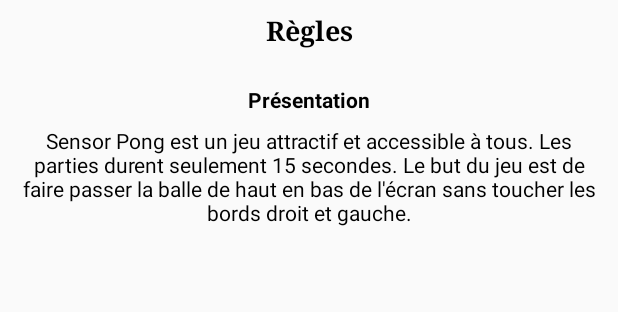
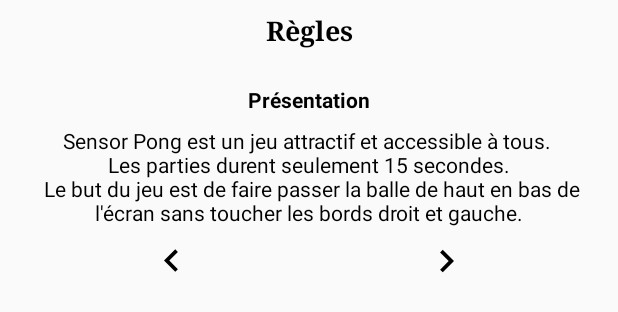
Before and after one commit to vgestas/sensorpong, an Android app: the layout dialog_rules.xml on its own in the app's theme, with its tools: preview values and no code run, on a phone screen of 412 x 824 dp. Shown: the top 312 px of the screen. Run offline under Robolectric (Android 15) with nearby library versions, the phone set to English and light mode, and no system bars.

Commit message:
DialogRules
Dialogue avec les règles

```diff
--- /dev/null
+++ b/app/src/main/res/drawable/ic_arrow_left.xml
@@ -0,0 +1,9 @@
+<vector xmlns:android="http://schemas.android.com/apk/res/android"
+        android:width="24dp"
+        android:height="24dp"
+        android:viewportWidth="24.0"
+        android:viewportHeight="24.0">
+    <path
+        android:fillColor="#FF000000"
+        android:pathData="M15.41,16.09l-4.58,-4.59 4.58,-4.59L14,5.5l-6,6 6,6z"/>
+</vector>
--- /dev/null
+++ b/app/src/main/res/drawable/ic_arrow_right.xml
@@ -0,0 +1,9 @@
+<vector xmlns:android="http://schemas.android.com/apk/res/android"
+        android:width="24dp"
+        android:height="24dp"
+        android:viewportWidth="24.0"
+        android:viewportHeight="24.0">
+    <path
+        android:fillColor="#FF000000"
+        android:pathData="M8.59,16.34l4.58,-4.59 -4.58,-4.59L10,5.75l6,6 -6,6z"/>
+</vector>
--- a/app/src/main/res/layout/dialog_rules.xml
+++ b/app/src/main/res/layout/dialog_rules.xml
@@ -57,4 +57,34 @@
         app:layout_constraintHorizontal_bias="0.0"
         app:layout_constraintStart_toStartOf="parent"
         app:layout_constraintTop_toBottomOf="@+id/ruleTitle" />
+
+    <ImageView
+        android:id="@+id/button_left"
+        android:layout_width="30dp"
+        android:layout_height="30dp"
+        android:layout_marginEnd="8dp"
+        android:layout_marginLeft="8dp"
+        android:layout_marginRight="8dp"
+        android:layout_marginStart="8dp"
+        android:layout_marginTop="8dp"
+        app:layout_constraintEnd_toEndOf="parent"
+        app:layout_constraintHorizontal_bias="0.25"
+        app:layout_constraintStart_toStartOf="parent"
+        app:layout_constraintTop_toBottomOf="@+id/ruleText"
+        app:srcCompat="@drawable/ic_arrow_left" />
+
+    <ImageView
+        android:id="@+id/button_right"
+        android:layout_width="30dp"
+        android:layout_height="30dp"
+        android:layout_marginEnd="8dp"
+        android:layout_marginLeft="8dp"
+        android:layout_marginRight="8dp"
+        android:layout_marginStart="8dp"
+        android:layout_marginTop="8dp"
+        app:layout_constraintEnd_toEndOf="parent"
+        app:layout_constraintHorizontal_bias="0.75"
+        app:layout_constraintStart_toStartOf="parent"
+        app:layout_constraintTop_toBottomOf="@+id/ruleText"
+        app:srcCompat="@drawable/ic_arrow_right" />
 </android.support.constraint.ConstraintLayout>
```
Also changed, not shown: app/src/main/java/com/example/vgestas/sensor_pong/MainActivity.kt (+52 -0 lines), app/src/main/res/values/strings.xml (+11 -11 lines).
